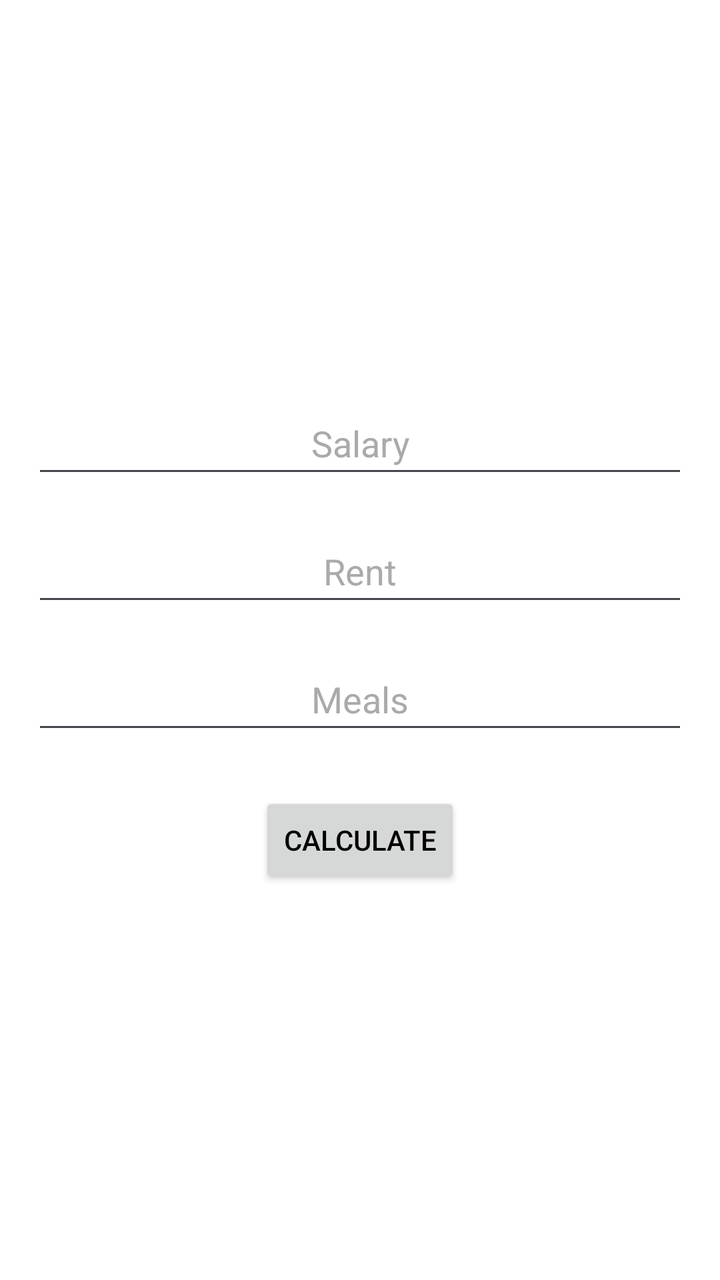
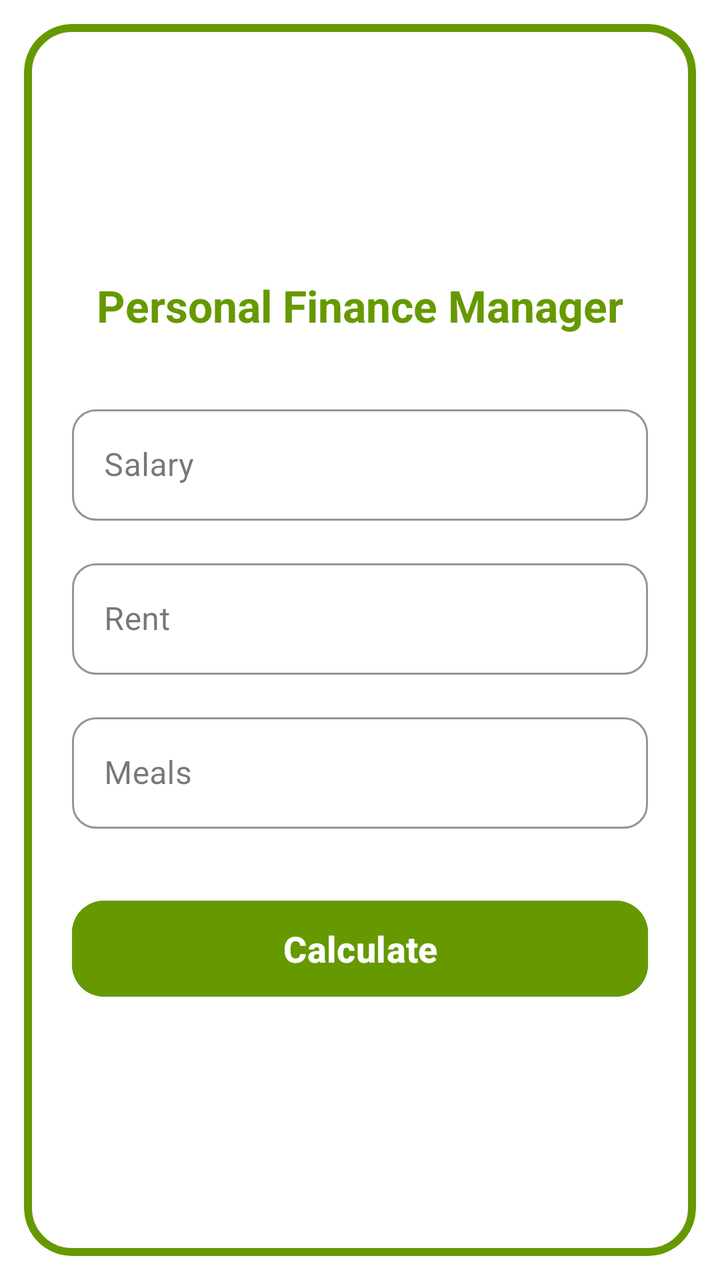

Compare the two renders of this Android layout. The source of the first and the diff that turns it into the second are given below.
<!-- AndroidManifest.xml: application theme Theme.Shualeduri -->
<!-- res/layout/fragment_a.xml -->
<?xml version="1.0" encoding="utf-8"?>
<androidx.constraintlayout.widget.ConstraintLayout xmlns:android="http://schemas.android.com/apk/res/android"
    xmlns:app="http://schemas.android.com/apk/res-auto"
    xmlns:tools="http://schemas.android.com/tools"
    android:layout_width="match_parent"
    android:layout_height="match_parent"
    android:background="@android:color/white"
    android:padding="16dp"
    tools:context=".FragmentA">
    

    
    
    <EditText
        android:id="@+id/lt_edit_salary"
        android:layout_width="0dp"
        android:layout_height="wrap_content"
        android:gravity="center"
        android:hint="@string/hint_salary"
        android:importantForAutofill="no"
        android:inputType="numberDecimal"
        android:minHeight="48dp"
        android:textColor="@android:color/black"
        android:textColorHint="@android:color/darker_gray"
        app:layout_constraintBottom_toTopOf="@+id/lt_edit_rent"
        app:layout_constraintEnd_toEndOf="parent"
        app:layout_constraintStart_toStartOf="parent"
        app:layout_constraintTop_toTopOf="parent"
        app:layout_constraintVertical_chainStyle="packed" />

    
    <EditText
        android:id="@+id/lt_edit_rent"
        android:layout_width="0dp"
        android:layout_height="wrap_content"
        android:layout_marginTop="16dp"
        android:gravity="center"
        android:hint="@string/hint_rent"
        android:importantForAutofill="no"
        android:inputType="numberDecimal"
        android:minHeight="48dp"
        android:textColor="@android:color/black"
        android:textColorHint="@android:color/darker_gray"
        app:layout_constraintBottom_toTopOf="@+id/lt_edit_meals"
        app:layout_constraintEnd_toEndOf="parent"
        app:layout_constraintStart_toStartOf="parent"
        app:layout_constraintTop_toBottomOf="@id/lt_edit_salary" />

    
    <EditText
        android:id="@+id/lt_edit_meals"
        android:layout_width="0dp"
        android:layout_height="wrap_content"
        android:layout_marginTop="16dp"
        android:gravity="center"
        android:hint="@string/hint_meals"
        android:importantForAutofill="no"
        android:inputType="numberDecimal"
        android:minHeight="48dp"
        android:textColor="@android:color/black"
        android:textColorHint="@android:color/darker_gray"
        app:layout_constraintBottom_toTopOf="@+id/lt_btn_calculate"
        app:layout_constraintEnd_toEndOf="parent"
        app:layout_constraintStart_toStartOf="parent"
        app:layout_constraintTop_toBottomOf="@id/lt_edit_rent" />

    
    <Button
        android:id="@+id/lt_btn_calculate"
        android:layout_width="wrap_content"
        android:layout_height="wrap_content"
        android:layout_marginTop="24dp"
        android:minHeight="48dp"
        android:text="@string/btn_calculate"
        android:textColor="@android:color/black"
        app:layout_constraintBottom_toBottomOf="parent"
        app:layout_constraintEnd_toEndOf="parent"
        app:layout_constraintStart_toStartOf="parent"
        app:layout_constraintTop_toBottomOf="@id/lt_edit_meals" />

</androidx.constraintlayout.widget.ConstraintLayout>
<!-- resources referenced by this layout -->
<resources>
  <string name="btn_calculate">Calculate</string>
  <string name="hint_meals">Meals</string>
  <string name="hint_rent">Rent</string>
  <string name="hint_salary">Salary</string>
  <style name="Theme.Shualeduri" parent="Base.Theme.Shualeduri" />
  <style name="Base.Theme.Shualeduri" parent="Theme.Material3.DayNight.NoActionBar">
          
          
      </style>
</resources>

<!-- the commit's change to res/layout/fragment_a.xml (unified diff, before → after) -->
@@ -5,77 +5,145 @@
     android:layout_width="match_parent"
     android:layout_height="match_parent"
     android:background="@android:color/white"
-    android:padding="16dp"
     tools:context=".FragmentA">
-    
 
     
-    
-    <EditText
-        android:id="@+id/lt_edit_salary"
+    <com.google.android.material.card.MaterialCardView
+        android:id="@+id/lt_card_border"
         android:layout_width="0dp"
-        android:layout_height="wrap_content"
-        android:gravity="center"
-        android:hint="@string/hint_salary"
-        android:importantForAutofill="no"
-        android:inputType="numberDecimal"
-        android:minHeight="48dp"
-        android:textColor="@android:color/black"
-        android:textColorHint="@android:color/darker_gray"
-        app:layout_constraintBottom_toTopOf="@+id/lt_edit_rent"
+        android:layout_height="0dp"
+        android:layout_margin="12dp"
+        app:cardBackgroundColor="@android:color/white"
+        app:cardCornerRadius="24dp"
+        app:cardElevation="0dp"
+        app:layout_constraintBottom_toBottomOf="parent"
         app:layout_constraintEnd_toEndOf="parent"
         app:layout_constraintStart_toStartOf="parent"
         app:layout_constraintTop_toTopOf="parent"
-        app:layout_constraintVertical_chainStyle="packed" />
+        app:strokeColor="@android:color/holo_green_dark"
+        app:strokeWidth="4dp">
 
-    
-    <EditText
-        android:id="@+id/lt_edit_rent"
-        android:layout_width="0dp"
-        android:layout_height="wrap_content"
-        android:layout_marginTop="16dp"
-        android:gravity="center"
-        android:hint="@string/hint_rent"
-        android:importantForAutofill="no"
-        android:inputType="numberDecimal"
-        android:minHeight="48dp"
-        android:textColor="@android:color/black"
-        android:textColorHint="@android:color/darker_gray"
-        app:layout_constraintBottom_toTopOf="@+id/lt_edit_meals"
-        app:layout_constraintEnd_toEndOf="parent"
-        app:layout_constraintStart_toStartOf="parent"
-        app:layout_constraintTop_toBottomOf="@id/lt_edit_salary" />
+        <androidx.constraintlayout.widget.ConstraintLayout
+            android:layout_width="match_parent"
+            android:layout_height="match_parent"
+            android:padding="24dp">
 
-    
-    <EditText
-        android:id="@+id/lt_edit_meals"
-        android:layout_width="0dp"
-        android:layout_height="wrap_content"
-        android:layout_marginTop="16dp"
-        android:gravity="center"
-        android:hint="@string/hint_meals"
-        android:importantForAutofill="no"
-        android:inputType="numberDecimal"
-        android:minHeight="48dp"
-        android:textColor="@android:color/black"
-        android:textColorHint="@android:color/darker_gray"
-        app:layout_constraintBottom_toTopOf="@+id/lt_btn_calculate"
-        app:layout_constraintEnd_toEndOf="parent"
-        app:layout_constraintStart_toStartOf="parent"
-        app:layout_constraintTop_toBottomOf="@id/lt_edit_rent" />
+            
+            <TextView
+                android:id="@+id/lt_txt_title"
+                android:layout_width="wrap_content"
+                android:layout_height="wrap_content"
+                android:text="Personal Finance Manager"
+                android:textColor="@android:color/holo_green_dark"
+                android:textSize="22sp"
+                android:textStyle="bold"
+                app:layout_constraintBottom_toTopOf="@+id/lt_layout_salary"
+                app:layout_constraintEnd_toEndOf="parent"
+                app:layout_constraintStart_toStartOf="parent"
+                app:layout_constraintTop_toTopOf="parent"
+                app:layout_constraintVertical_chainStyle="packed" />
 
-    
-    <Button
-        android:id="@+id/lt_btn_calculate"
-        android:layout_width="wrap_content"
-        android:layout_height="wrap_content"
-        android:layout_marginTop="24dp"
-        android:minHeight="48dp"
-        android:text="@string/btn_calculate"
-        android:textColor="@android:color/black"
-        app:layout_constraintBottom_toBottomOf="parent"
-        app:layout_constraintEnd_toEndOf="parent"
-        app:layout_constraintStart_toStartOf="parent"
-        app:layout_constraintTop_toBottomOf="@id/lt_edit_meals" />
+            
+            <com.google.android.material.textfield.TextInputLayout
+                android:id="@+id/lt_layout_salary"
+                style="@style/Widget.MaterialComponents.TextInputLayout.OutlinedBox"
+                android:layout_width="0dp"
+                android:layout_height="wrap_content"
+                android:layout_marginTop="32dp"
+                android:hint="@string/hint_salary"
+                app:boxCornerRadiusBottomEnd="12dp"
+                app:boxCornerRadiusBottomStart="12dp"
+                app:boxCornerRadiusTopEnd="12dp"
+                app:boxCornerRadiusTopStart="12dp"
+                app:boxStrokeColor="@android:color/holo_green_dark"
+                app:hintTextColor="@android:color/holo_green_dark"
+                app:layout_constraintBottom_toTopOf="@+id/lt_layout_rent"
+                app:layout_constraintEnd_toEndOf="parent"
+                app:layout_constraintStart_toStartOf="parent"
+                app:layout_constraintTop_toBottomOf="@id/lt_txt_title">
+
+                <com.google.android.material.textfield.TextInputEditText
+                    android:id="@+id/lt_edit_salary"
+                    android:layout_width="match_parent"
+                    android:layout_height="wrap_content"
+                    android:inputType="numberDecimal"
+                    android:textColor="@android:color/black" />
+            </com.google.android.material.textfield.TextInputLayout>
+
+            
+            <com.google.android.material.textfield.TextInputLayout
+                android:id="@+id/lt_layout_rent"
+                style="@style/Widget.MaterialComponents.TextInputLayout.OutlinedBox"
+                android:layout_width="0dp"
+                android:layout_height="wrap_content"
+                android:layout_marginTop="16dp"
+                android:hint="@string/hint_rent"
+                app:boxCornerRadiusBottomEnd="12dp"
+                app:boxCornerRadiusBottomStart="12dp"
+                app:boxCornerRadiusTopEnd="12dp"
+                app:boxCornerRadiusTopStart="12dp"
+                app:boxStrokeColor="@android:color/holo_green_dark"
+                app:hintTextColor="@android:color/holo_green_dark"
+                app:layout_constraintBottom_toTopOf="@+id/lt_layout_meals"
+                app:layout_constraintEnd_toEndOf="parent"
+                app:layout_constraintStart_toStartOf="parent"
+                app:layout_constraintTop_toBottomOf="@id/lt_layout_salary">
+
+                <com.google.android.material.textfield.TextInputEditText
+                    android:id="@+id/lt_edit_rent"
+                    android:layout_width="match_parent"
+                    android:layout_height="wrap_content"
+                    android:inputType="numberDecimal"
+                    android:textColor="@android:color/black" />
+            </com.google.android.material.textfield.TextInputLayout>
+
+            
+            <com.google.android.material.textfield.TextInputLayout
+                android:id="@+id/lt_layout_meals"
+                style="@style/Widget.MaterialComponents.TextInputLayout.OutlinedBox"
+                android:layout_width="0dp"
+                android:layout_height="wrap_content"
+                android:layout_marginTop="16dp"
+                android:hint="@string/hint_meals"
+                app:boxCornerRadiusBottomEnd="12dp"
+                app:boxCornerRadiusBottomStart="12dp"
+                app:boxCornerRadiusTopEnd="12dp"
+                app:boxCornerRadiusTopStart="12dp"
+                app:boxStrokeColor="@android:color/holo_green_dark"
+                app:hintTextColor="@android:color/holo_green_dark"
+                app:layout_constraintBottom_toTopOf="@+id/lt_btn_calculate"
+                app:layout_constraintEnd_toEndOf="parent"
+                app:layout_constraintStart_toStartOf="parent"
+                app:layout_constraintTop_toBottomOf="@id/lt_layout_rent">
+
+                <com.google.android.material.textfield.TextInputEditText
+                    android:id="@+id/lt_edit_meals"
+                    android:layout_width="match_parent"
+                    android:layout_height="wrap_content"
+                    android:inputType="numberDecimal"
+                    android:textColor="@android:color/black" />
+            </com.google.android.material.textfield.TextInputLayout>
+
+            
+            <com.google.android.material.button.MaterialButton
+                android:id="@+id/lt_btn_calculate"
+                android:layout_width="0dp"
+                android:layout_height="wrap_content"
+                android:layout_marginTop="32dp"
+                android:backgroundTint="@android:color/holo_green_dark"
+                android:minHeight="56dp"
+                android:text="@string/btn_calculate"
+                android:textAllCaps="false"
+                android:textColor="@android:color/white"
+                android:textSize="18sp"
+                android:textStyle="bold"
+                app:cornerRadius="16dp"
+                app:layout_constraintBottom_toBottomOf="parent"
+                app:layout_constraintEnd_toEndOf="parent"
+                app:layout_constraintStart_toStartOf="parent"
+                app:layout_constraintTop_toBottomOf="@id/lt_layout_meals" />
+
+        </androidx.constraintlayout.widget.ConstraintLayout>
+    </com.google.android.material.card.MaterialCardView>
 
 </androidx.constraintlayout.widget.ConstraintLayout>
